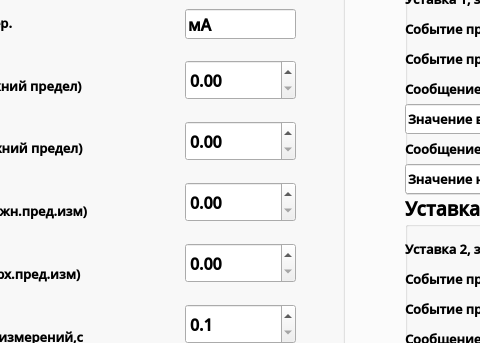
The window that options.ui (tomyqg/topaz-m) describes before a commit, drawn with Qt 5; both pictures show x 289 to 769 and y 152 to 495 of the 1280 by 800 pixel window.
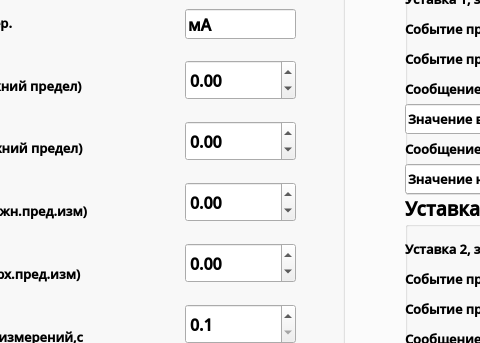
The same window after the commit. The open tabs and pages were chosen to show the change.

Patch:
```diff
--- a/options.ui
+++ b/options.ui
@@ -4195,6 +4195,12 @@
             <bold>true</bold>
            </font>
           </property>
+          <property name="minimum">
+           <double>-300.000000000000000</double>
+          </property>
+          <property name="maximum">
+           <double>500.000000000000000</double>
+          </property>
          </widget>
         </item>
         <item>
@@ -4213,6 +4219,12 @@
             <bold>true</bold>
            </font>
           </property>
+          <property name="minimum">
+           <double>-300.000000000000000</double>
+          </property>
+          <property name="maximum">
+           <double>500.000000000000000</double>
+          </property>
          </widget>
         </item>
         <item>
@@ -4231,6 +4243,12 @@
             <bold>true</bold>
            </font>
           </property>
+          <property name="minimum">
+           <double>-300.000000000000000</double>
+          </property>
+          <property name="maximum">
+           <double>500.000000000000000</double>
+          </property>
          </widget>
         </item>
         <item>
@@ -4249,6 +4267,12 @@
             <bold>true</bold>
            </font>
           </property>
+          <property name="minimum">
+           <double>-300.000000000000000</double>
+          </property>
+          <property name="maximum">
+           <double>500.000000000000000</double>
+          </property>
          </widget>
         </item>
         <item>
```
Left out of the diff: 92 changed lines with no effect on the pictures.
